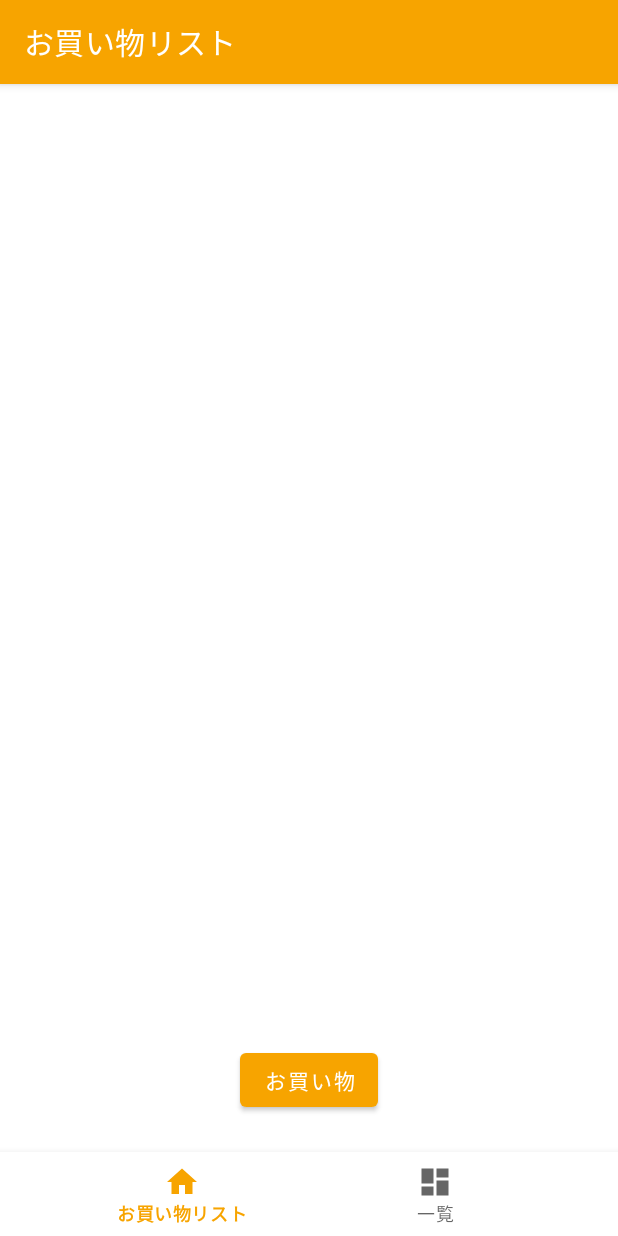
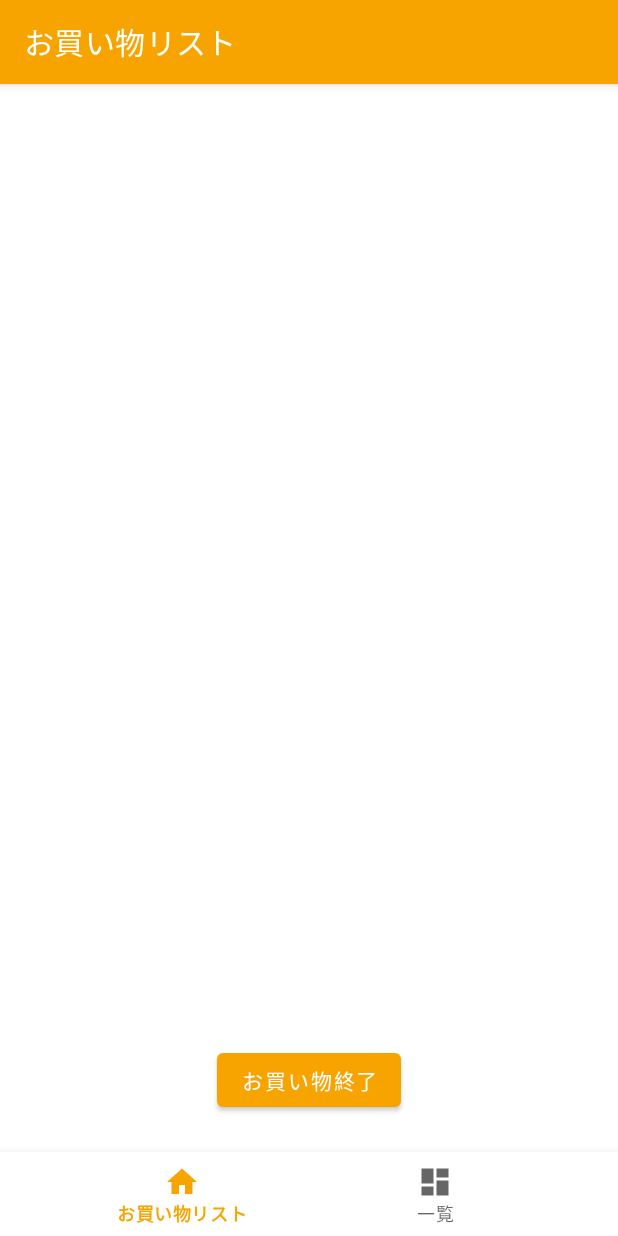
Before and after one commit to KousukeArai/ShoppingList, an Android app: the screen it shows after launch (MainActivity), on a phone screen of 412 x 824 dp. Run offline under Robolectric (Android 15) with nearby library versions, the phone set to English and light mode, and no system bars; our stand-ins replace navigation-ui.

Commit message:
データベースの作成と品物の登録（追加）

```diff
--- a/app/src/main/res/layout/fragment_dashboard.xml
+++ b/app/src/main/res/layout/fragment_dashboard.xml
@@ -20,7 +20,7 @@
         android:layout_height="wrap_content"
         android:layout_gravity="center"
         android:layout_marginBottom="80dp"
-        android:text="お買い物リストに追加"
+        android:text="@string/btn_add"
         app:layout_constraintBottom_toBottomOf="parent"
         app:layout_constraintEnd_toEndOf="parent"
         app:layout_constraintStart_toStartOf="parent" />
--- a/app/src/main/res/layout/fragment_home.xml
+++ b/app/src/main/res/layout/fragment_home.xml
@@ -20,9 +20,8 @@ tools:context=".ui.home.HomeFragment">
     android:layout_height="wrap_content"
     android:layout_gravity="center"
     android:layout_marginBottom="80dp"
-    android:text="お買い物"
+    android:text="@string/btn_end"
     app:layout_constraintBottom_toBottomOf="parent"
     app:layout_constraintEnd_toEndOf="parent"
     app:layout_constraintStart_toStartOf="parent" />
-
 </androidx.constraintlayout.widget.ConstraintLayout>
--- a/app/src/main/res/values/strings.xml
+++ b/app/src/main/res/values/strings.xml
@@ -8,4 +8,6 @@
     <string name="tv_lb_name">選択されたアイテム</string>
     <string name="tv_name">未選択</string>
     <string name="btn_save">保存</string>
+    <string name="btn_end">お買い物終了</string>
+    <string name="btn_add">お買い物リストに追加</string>
 </resources>
```
Also changed, not shown: app/src/main/res/drawable/ic_notifications_black_24dp.xml (deleted, +0 -9 lines).
